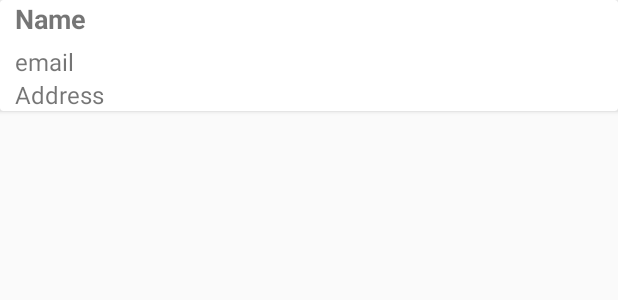
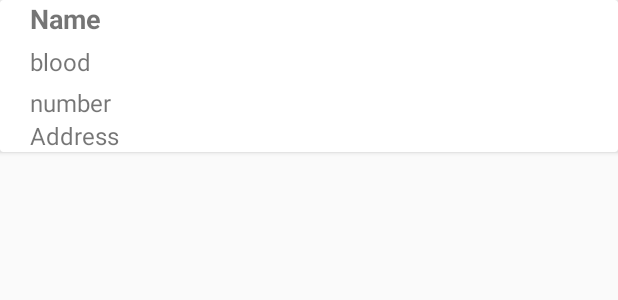
Before and after one commit to zulfikarhasan/Blood_Zone, an Android app: the layout rowview.xml on its own in the app's theme, with its tools: preview values and no code run, on a phone screen of 412 x 824 dp. Shown: the top 300 px of the screen. Run offline under Robolectric (Android 15) with nearby library versions, the phone set to English and light mode, and no system bars; network calls fail.

Commit message:
add blood group in listView

```diff
--- a/app/src/main/java/etl/com/bd/animatedsplash/MainActivity.java
+++ b/app/src/main/java/etl/com/bd/animatedsplash/MainActivity.java
@@ -73,10 +73,6 @@ public class MainActivity extends AppCompatActivity
             R.drawable.abpositive,
             R.drawable.abnegitive
     };
-
-
-
-
     // 8/11/2016
     ProgressDialog mProgressDialog;
 
--- a/app/src/main/java/etl/com/bd/animatedsplash/adapter/DemoDataloadAdapter.java
+++ b/app/src/main/java/etl/com/bd/animatedsplash/adapter/DemoDataloadAdapter.java
@@ -39,6 +39,7 @@ public class DemoDataloadAdapter extends RecyclerView.Adapter<DemoDataloadAdapte
         TextView textViewName;
         TextView textViewNumber;
         TextView textViewAddress;
+        TextView textViewBlood;
 
         ArrayList<DemoDataHandler> demoInfo = new ArrayList<DemoDataHandler>();
         Context context;
@@ -49,7 +50,8 @@ public class DemoDataloadAdapter extends RecyclerView.Adapter<DemoDataloadAdapte
             itemView.setOnClickListener(this);
 
             textViewName = (TextView)view.findViewById(R.id.tv_rowview_name);
-            textViewNumber = (TextView)view.findViewById(R.id.tv_rowview_email);
+            textViewBlood = (TextView)view.findViewById(R.id.tv_rowview_blood);
+            textViewNumber = (TextView)view.findViewById(R.id.tv_rowview_number);
             textViewAddress = (TextView)view.findViewById(R.id.tv_rowview_address);
 
 
@@ -86,6 +88,7 @@ public class DemoDataloadAdapter extends RecyclerView.Adapter<DemoDataloadAdapte
         holder.textViewName.setText(demoInfo.get(position).getFull_name());
         holder.textViewNumber.setText(demoInfo.get(position).getPhone_number());
         holder.textViewAddress.setText(demoInfo.get(position).getAddress());
+        holder.textViewBlood.setText(demoInfo.get(position).getBlood_group());
     }
 
     @Override
--- a/app/src/main/res/layout/rowview.xml
+++ b/app/src/main/res/layout/rowview.xml
@@ -2,11 +2,13 @@
 <android.support.v7.widget.CardView xmlns:android="http://schemas.android.com/apk/res/android"
     android:layout_width="match_parent"
     android:layout_height="wrap_content"
-    android:layout_marginBottom="5dp">
+    android:layout_marginBottom="2dp">
+
+
     <LinearLayout
         android:layout_width="match_parent"
         android:layout_height="wrap_content"
-        android:layout_marginLeft="10dp"
+        android:layout_marginLeft="20dp"
         android:layout_marginRight="10dp"
         android:orientation="vertical">
         <TextView
@@ -17,12 +19,19 @@
             android:textSize="18dp"
             android:text="Name"/>
         <TextView
-            android:id="@+id/tv_rowview_email"
+            android:id="@+id/tv_rowview_blood"
             android:layout_width="wrap_content"
             android:layout_height="wrap_content"
             android:layout_marginTop="5dp"
             android:textSize="16dp"
-            android:text="email"/>
+            android:text="blood"/>
+        <TextView
+            android:id="@+id/tv_rowview_number"
+            android:layout_width="wrap_content"
+            android:layout_height="wrap_content"
+            android:layout_marginTop="5dp"
+            android:textSize="16dp"
+            android:text="number"/>
         <TextView
             android:id="@+id/tv_rowview_address"
             android:layout_width="wrap_content"
```
